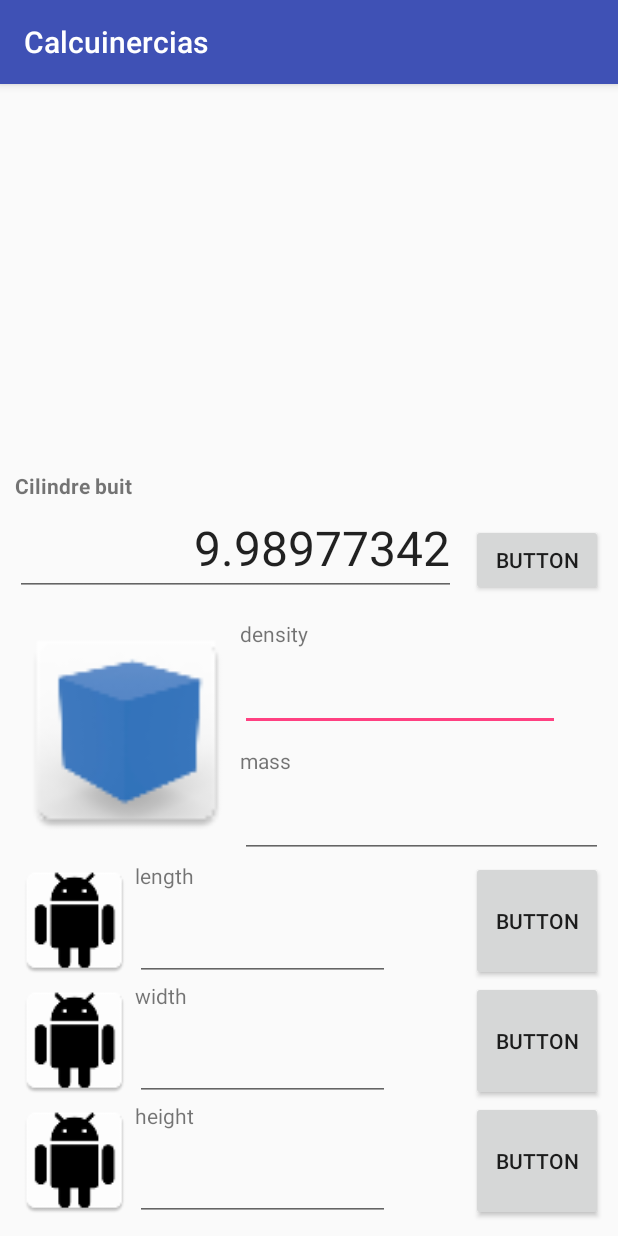
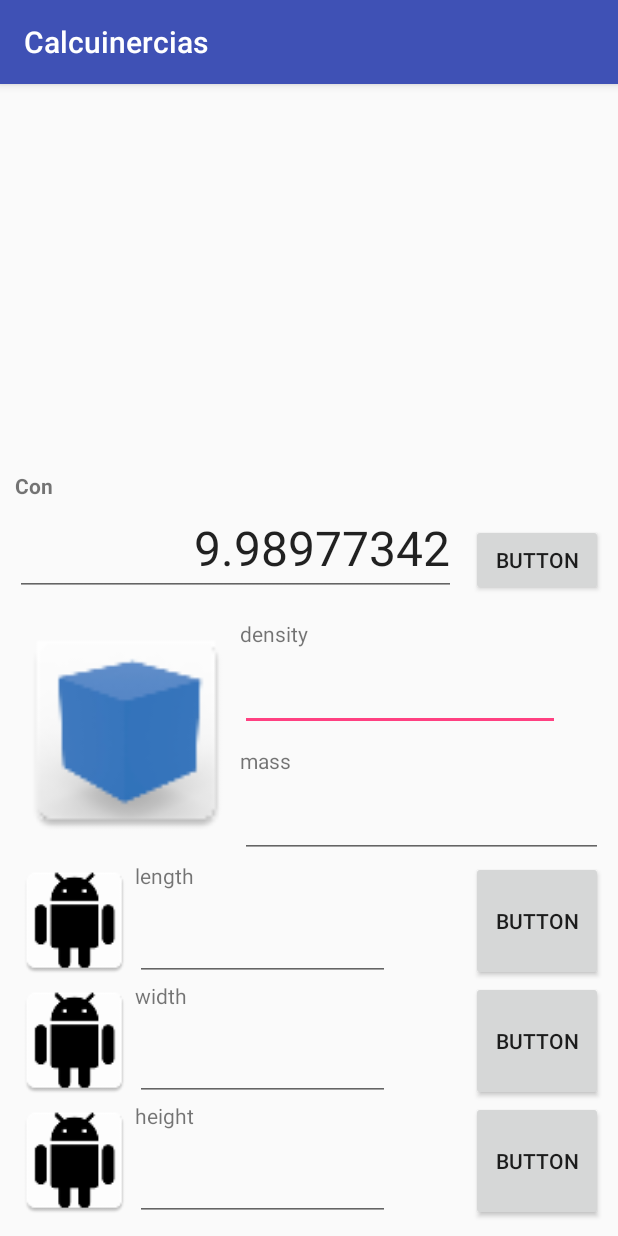
Before and after one commit to franrib/Calcuinercias, an Android app: the screen it shows after launch (CalculatorActivity), after a tap on an icon or button, on a phone screen of 412 x 824 dp. Run offline under Robolectric (Android 15) with nearby library versions, the phone set to English and light mode, and no system bars.

Commit message:
Arreglo el títol de la calculadora perquè es correspongui amb el botó apretat:
- He fet una taula de id's pels botons.
- He relacionat la taula dels recursos (de la que he tret el id i el punt i coma) amb la dels id's.
- He simplificat el mètode "Click_Listener" i el "onCreate".
- He arreglat la forma d'obtenir el títol a la calculadora (més segura).

```diff
--- a/app/src/main/java/edu/upc/eet/pma/calcuinercias/Calcu1Activity.java
+++ b/app/src/main/java/edu/upc/eet/pma/calcuinercias/Calcu1Activity.java
@@ -8,56 +8,37 @@ import android.view.View;
 import android.widget.Button;
 import android.widget.ImageButton;
 
-
-
 public class Calcu1Activity extends AppCompatActivity {
 
+    // Taula de ids dels botons (l'ordre ha de ser el mateix que el de 'all_titles'!!)
+    private final int[] ids_botons = {
+            R.id.btn_cil,    R.id.btn_cil_buit,
+            R.id.btn_con,    R.id.btn_esfera,
+            R.id.btn_basic,  R.id.btn_cub
+    };
 
     @Override
     protected void onCreate(Bundle savedInstanceState) {
         super.onCreate(savedInstanceState);
         setContentView(R.layout.activity_calcu1);
 
-        ImageButton btn_cilindre = (ImageButton)findViewById(R.id.btn_cil);
-        ImageButton btn_cil_buit = (ImageButton)findViewById(R.id.btn_cil_buit);
-        ImageButton btn_basic = (ImageButton)findViewById(R.id.btn_basic);
-        ImageButton btn_con = (ImageButton) findViewById(R.id.btn_con);
-        ImageButton btn_esfera = (ImageButton) findViewById(R.id.btn_esfera);
-        ImageButton btn_cub = (ImageButton) findViewById(R.id.btn_cub);
+        String[] all_titles = getResources().getStringArray(R.array.all_titles);
 
-        Click_Listener(btn_cilindre);
-        Click_Listener(btn_basic);
-        Click_Listener(btn_cil_buit);
-        Click_Listener(btn_con);
-        Click_Listener(btn_cub);
-        Click_Listener(btn_esfera);
+        // Comprovem que les dues taules tenen la mateixa longitud
+        assert(all_titles.length == ids_botons.length);
 
-
-
+        for (int i = 0; i < ids_botons.length; i++) {
+            ImageButton btn = (ImageButton) findViewById(ids_botons[i]);
+            Click_Listener(btn, all_titles[i]);
+        }
     }
 
-    private void Click_Listener(final ImageButton btn_type) {
-        btn_type.setOnClickListener(new View.OnClickListener() {
+    private void Click_Listener(final ImageButton btn, final String titol_pagina) {
+        btn.setOnClickListener(new View.OnClickListener() {
             @Override
             public void onClick(View v) {
                 Intent calcular = new Intent (Calcu1Activity.this, CalculatorActivity.class);
-
-
-                for(int i=0;i<5;i++) {
-                    String[] all_titles = getResources().getStringArray(R.array.all_titles);
-                    String t0 = all_titles[i];
-                    String[] parts = t0.split(";");
-                    String btn = parts[1];
-                    String boto = btn_type.getResources().getResourceName(v.getId());
-
-                    if (parts[1]== boto){
-                        String patata = parts [0];
-                        i=5;
-                        calcular.putExtra("tit_pag",patata);
-                    }
-                }
-
-
+                calcular.putExtra("tit_pag", titol_pagina);
                 startActivity(calcular);
             }
         });
--- a/app/src/main/java/edu/upc/eet/pma/calcuinercias/CalculatorActivity.java
+++ b/app/src/main/java/edu/upc/eet/pma/calcuinercias/CalculatorActivity.java
@@ -14,18 +14,12 @@ public class CalculatorActivity extends AppCompatActivity {
 
         TextView titol_pagina = (TextView) findViewById(R.id.titol_pagina);
 
-        //String title = intent.getStringExtra("tit_pag");
-
-        Intent intent=getIntent();
-        Bundle title =intent.getExtras();
-
-        if (title != null) {
-            String titol_pag = (String) title.get("tit_pag");
-            titol_pagina.setText(titol_pag);
+        Intent intent = getIntent();
+        if (intent != null) {
+            String titol_pag = intent.getStringExtra("tit_pag");
+            if (titol_pag != null) {
+                titol_pagina.setText(titol_pag);
+            }
         }
-
-
-
     }
-
-    }
+}
--- a/app/src/main/res/values/strings.xml
+++ b/app/src/main/res/values/strings.xml
@@ -8,12 +8,12 @@
 
 
     <array name="all_titles">
-        <item>Cilindre;btn_cilindre</item>
-        <item>Cilindre Buit;btn_cil_buit</item>
-        <item>Cub;btn_cub</item>
-        <item>Con;btn_con</item>
-        <item>Esfera;btn_esfera</item>
-        <item>Simple;btn_basic</item>
+        <item>Cilindre</item>
+        <item>Cilindre Buit</item>
+        <item>Con</item>
+        <item>Esfera</item>
+        <item>Simple</item>
+        <item>Cub</item>
     </array>
 
 </resources>
```
